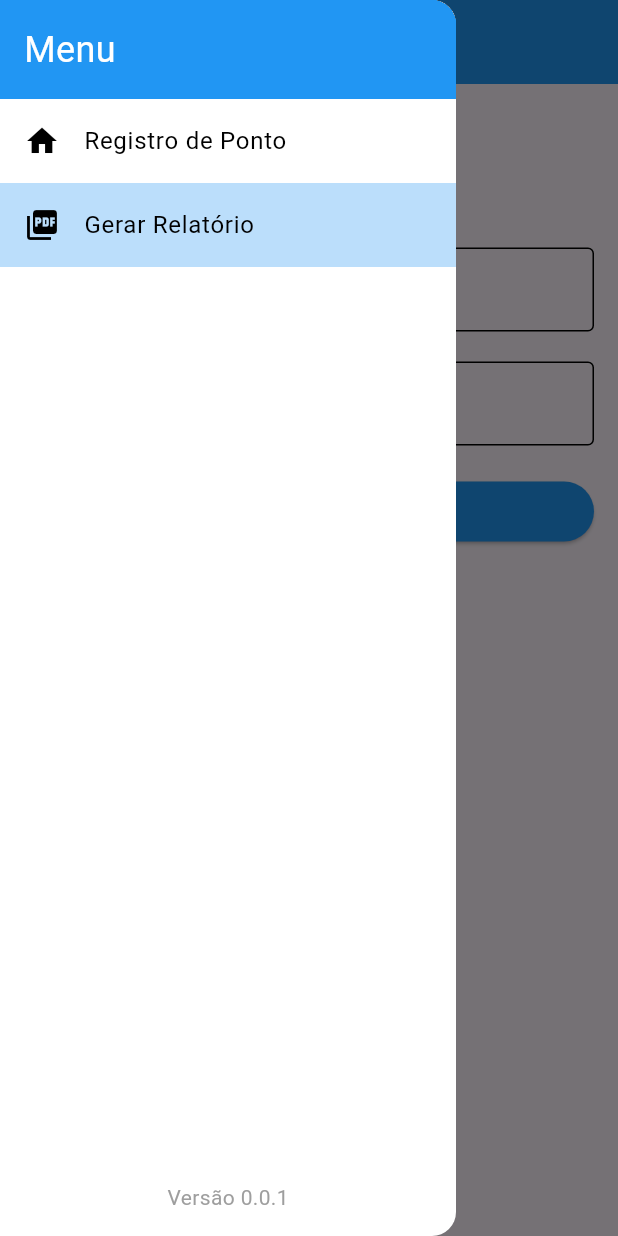
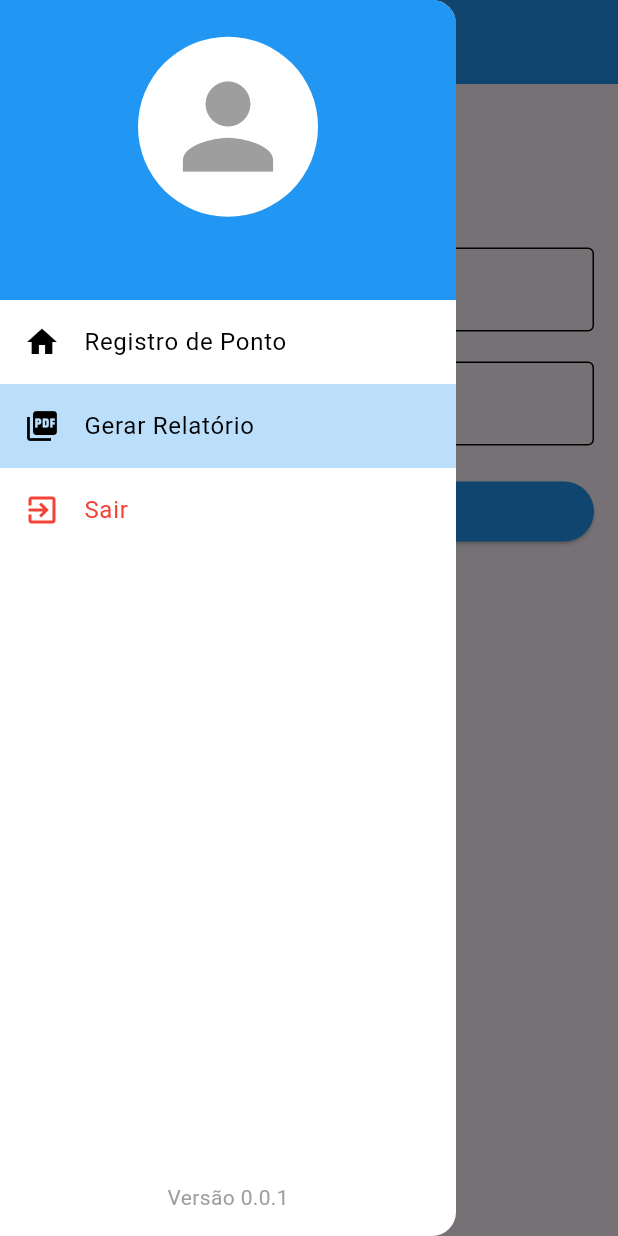
Before and after one commit to Gabruxa1/tcc-mobile-project, a Flutter app: the RelatorioScreen screen opened by its route, in the side drawer, after a tap on "Início", on a phone screen of 412 x 824 dp. Run offline on Flutter 3.47's test engine with Material 3 defaults, Android fonts, the phone set to English and light mode, and no system bars; our stand-ins replace flutter_calendar_carousel, open_file, package_info_plus, pdf, shared_preferences; accounts and stored records are empty.

Commit message:
update drawer, logicas login, calendario relatorio

```diff
--- a/lib/widgets/custom_drawer.dart
+++ b/lib/widgets/custom_drawer.dart
@@ -1,5 +1,6 @@
 import 'package:flutter/material.dart';
 import 'package:package_info_plus/package_info_plus.dart';
+import 'package:registro_ponto/services/auth_service.dart';
 
 class CustomDrawer extends StatefulWidget {
   const CustomDrawer({super.key});
@@ -10,11 +11,14 @@ class CustomDrawer extends StatefulWidget {
 
 class _CustomDrawerState extends State<CustomDrawer> {
   String _version = '';
+  final AuthService _authService = AuthService();
+  String _email = '';
 
   @override
   void initState() {
     super.initState();
     _fetchVersion();
+    _fetchEmail();
   }
 
   Future<void> _fetchVersion() async {
@@ -24,33 +28,39 @@ class _CustomDrawerState extends State<CustomDrawer> {
     });
   }
 
+  Future<void> _fetchEmail() async {
+    final credentials = await _authService.getSavedCredentials();
+    if (credentials != null) {
+      setState(() {
+        _email = credentials['email']!;
+      });
+    }
+  }
+
+  Future<void> _logout() async {
+    await _authService.clearCredentials();
+    Navigator.of(context).pushNamedAndRemoveUntil('/login', (route) => false);
+  }
+
   @override
   Widget build(BuildContext context) {
     String currentRoute = ModalRoute.of(context)?.settings.name ?? '';
 
     return Drawer(
       child: Column(
-        mainAxisAlignment: MainAxisAlignment.spaceBetween,
-        children: <Widget>[
-          Column(
         children: [
-              Container(
-                width: double.infinity,
-                color: Colors.blue,
-                padding: const EdgeInsets.all(16.0),
-                child: const Text(
-                  'Menu',
-                  style: TextStyle(
-                    color: Colors.white,
-                    fontSize: 24,
+          CustomDrawerHeader(
+            email: _email,
           ),
-                ),
-              ),
+          Expanded(
+            child: ListView(
+              children: [
                 ListTile(
                   leading: const Icon(Icons.home),
                   title: const Text('Registro de Ponto'),
-                tileColor:
-                    currentRoute == '/registroPonto' ? Colors.blue[100] : null,
+                  tileColor: currentRoute == '/registroPonto'
+                      ? Colors.blue[100]
+                      : null,
                   onTap: () {
                     if (currentRoute != '/registroPonto') {
                       Navigator.pushNamed(context, '/registroPonto');
@@ -62,8 +72,9 @@ class _CustomDrawerState extends State<CustomDrawer> {
                 ListTile(
                   leading: const Icon(Icons.picture_as_pdf),
                   title: const Text('Gerar Relatório'),
-                tileColor:
-                    currentRoute == '/gerarRelatorio' ? Colors.blue[100] : null,
+                  tileColor: currentRoute == '/gerarRelatorio'
+                      ? Colors.blue[100]
+                      : null,
                   onTap: () {
                     if (currentRoute != '/gerarRelatorio') {
                       Navigator.pushNamed(context, '/gerarRelatorio');
@@ -72,8 +83,18 @@ class _CustomDrawerState extends State<CustomDrawer> {
                     }
                   },
                 ),
+                ListTile(
+                  leading: const Icon(Icons.exit_to_app, color: Colors.red),
+                  title: const Text(
+                    'Sair',
+                    style: TextStyle(color: Colors.red),
+                  ),
+                  onTap: _logout,
+                ),
               ],
             ),
+          ),
+          SizedBox(height: MediaQuery.of(context).padding.bottom),
           Padding(
             padding: const EdgeInsets.all(16.0),
             child: Text(
@@ -89,3 +110,50 @@ class _CustomDrawerState extends State<CustomDrawer> {
     );
   }
 }
+
+class CustomDrawerHeader extends StatelessWidget
+    implements PreferredSizeWidget {
+  final String? email;
+
+  const CustomDrawerHeader({super.key, this.email});
+
+  @override
+  Size get preferredSize {
+    return const Size.fromHeight(200);
+  }
+
+  @override
+  Widget build(BuildContext context) {
+    return Container(
+      color: Colors.blue,
+      height: preferredSize.height,
+      child: Column(
+        mainAxisAlignment: MainAxisAlignment.center,
+        crossAxisAlignment: CrossAxisAlignment.center,
+        children: [
+          Container(
+            width: double.infinity,
+            padding: const EdgeInsets.symmetric(horizontal: 20),
+            color: Colors.blue,
+            child: Column(
+              children: [
+                const CircleAvatar(
+                  backgroundColor: Colors.white,
+                  radius: 60,
+                  child: Icon(Icons.person, size: 90, color: Colors.grey),
+                ),
+                const SizedBox(height: 10),
+                Text(
+                  email ?? '',
+                  style: const TextStyle(
+                    color: Colors.white,
+                  ),
+                ),
+              ],
+            ),
+          ),
+        ],
+      ),
+    );
+  }
+}
--- a/pubspec.yaml
+++ b/pubspec.yaml
@@ -30,14 +30,17 @@ environment:
 dependencies:
   flutter:
     sdk: flutter
+  flutter_localizations:
+    sdk: flutter
   flutter_calendar_carousel: ^2.2.1
   package_info_plus: ^8.0.0
   cupertino_icons: ^1.0.2
   pdf: 3.10.8
   path_provider: ^2.0.2
-  flutter_file_dialog: ^2.0.0
+  flutter_file_dialog: ^3.0.2
   url_launcher: ^6.0.6
   open_file: ^3.3.2
+  intl: ^0.18.1
 
 dev_dependencies:
   flutter_test:
```
Also changed, not shown: lib/main.dart (+17 -12 lines), lib/screens/login/login_screen.dart (+6 -7 lines), lib/screens/relatorio/relatorio_screen.dart (+16 -6 lines), lib/services/auth_service.dart (+13 -3 lines), pubspec.lock. Lines whose indentation alone changed are shown as unchanged.
